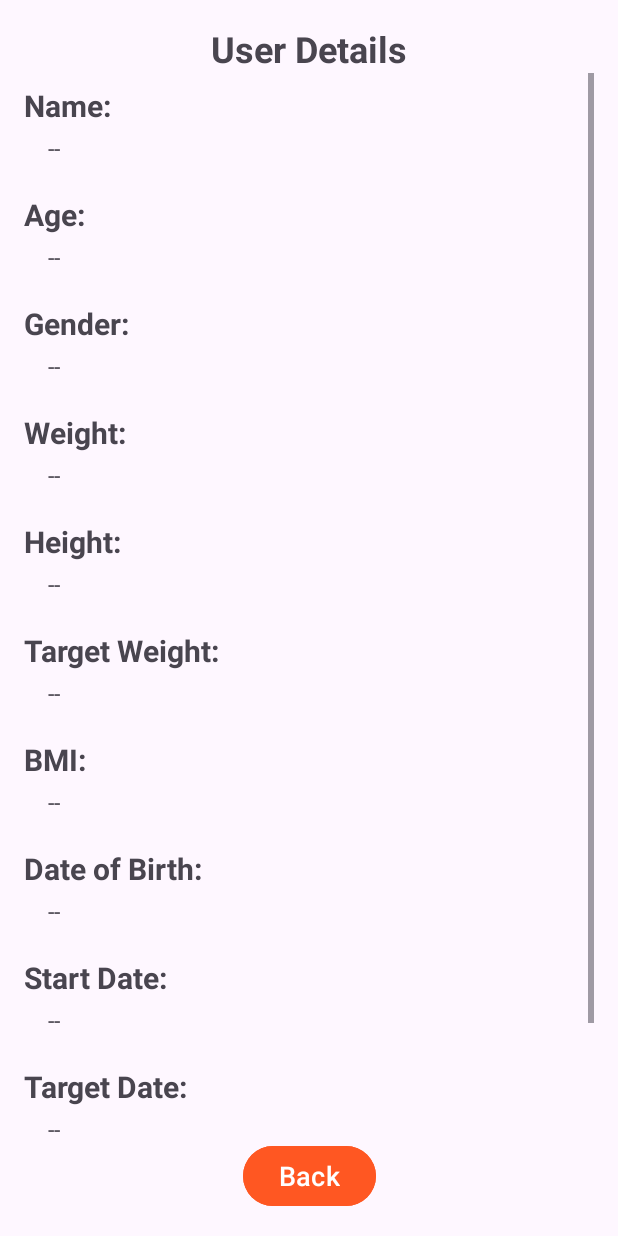
After one commit to Vaishnavi2306/FitFlexApp, an Android app: the UserDetailsActivity screen opened directly, with no data from a screen before it, on a phone screen of 412 x 824 dp. The commit adds this screen. Run offline under Robolectric (Android 15) with nearby library versions, the phone set to English and light mode, and no system bars.

Commit message:
updated data to UserDetailsActivity from database(user_deatils table)

```diff
--- a/app/src/main/AndroidManifest.xml
+++ b/app/src/main/AndroidManifest.xml
@@ -15,7 +15,7 @@
         android:theme="@style/Theme.FitFlex"
         tools:targetApi="31">
         <activity android:name=".optionsActivity"></activity>
-
+        <activity android:name=".UserDetailsActivity" />
         <activity android:name=".AccountActivity"></activity>
 
         <activity android:name=".historyWeights"></activity>
--- /dev/null
+++ b/app/src/main/java/com/vaishnavi/fitflex/UserDetailsActivity.java
@@ -0,0 +1,90 @@
+package com.vaishnavi.fitflex;
+
+import android.content.Intent;
+import android.database.Cursor;
+import android.database.sqlite.SQLiteDatabase;
+import android.os.Bundle;
+import android.util.Log;
+import android.widget.Button;
+import android.widget.TextView;
+
+import androidx.appcompat.app.AppCompatActivity;
+
+public class UserDetailsActivity extends AppCompatActivity {
+
+    private DatabaseHelper databaseHelper;
+    private TextView nameTextView, ageTextView, genderTextView, weightTextView, heightTextView, targetWeightTextView, bmiTextView, dobTextView, startDateTextView, targetDateTextView, totalDaysTextView;
+
+    @Override
+    protected void onCreate(Bundle savedInstanceState) {
+        super.onCreate(savedInstanceState);
+        setContentView(R.layout.user_deatils_activity);
+        Button backButton = findViewById(R.id.backButton);
+        backButton.setOnClickListener(v -> {
+            // When the back button is clicked, navigate back to optionsActivity
+            Intent intent = new Intent(UserDetailsActivity.this, optionsActivity.class);
+            startActivity(intent);
+            finish(); // Optionally, call finish() to close UserDetailsActivity
+        });
+
+        // Initialize views
+        nameTextView = findViewById(R.id.nameTextView);
+        ageTextView = findViewById(R.id.ageTextView);
+        genderTextView = findViewById(R.id.genderTextView);
+        weightTextView = findViewById(R.id.weightTextView);
+        heightTextView = findViewById(R.id.heightTextView);
+        targetWeightTextView = findViewById(R.id.targetWeightTextView);
+        bmiTextView = findViewById(R.id.bmiTextView);
+        dobTextView = findViewById(R.id.dobTextView);
+        startDateTextView = findViewById(R.id.startDateTextView);
+        targetDateTextView = findViewById(R.id.targetDateTextView);
+        totalDaysTextView = findViewById(R.id.totalDaysTextView);
+
+        // Initialize the database helper
+        databaseHelper = new DatabaseHelper(this);
+
+        // Display user details
+        displayUserDetails();
+    }
+
+    // Method to display user details from the database
+    private void displayUserDetails() {
+        SQLiteDatabase db = databaseHelper.getReadableDatabase();
+        Cursor cursor = db.query(DatabaseHelper.TABLE_NAME_USER_DETAILS, null, null, null, null, null, null);
+
+        if (cursor != null && cursor.moveToFirst()) {
+            try {
+                // Fetch data from the database and display in the TextViews
+                String name = cursor.getString(cursor.getColumnIndexOrThrow(DatabaseHelper.COLUMN_NAME));
+                int age = cursor.getInt(cursor.getColumnIndexOrThrow(DatabaseHelper.COLUMN_AGE));
+                String gender = cursor.getString(cursor.getColumnIndexOrThrow(DatabaseHelper.COLUMN_GENDER));
+                float weight = cursor.getFloat(cursor.getColumnIndexOrThrow(DatabaseHelper.COLUMN_WEIGHT));
+                float height = cursor.getFloat(cursor.getColumnIndexOrThrow(DatabaseHelper.COLUMN_HEIGHT));
+                float targetWeight = cursor.getFloat(cursor.getColumnIndexOrThrow(DatabaseHelper.COLUMN_TARGET_WEIGHT));
+                float bmi = cursor.getFloat(cursor.getColumnIndexOrThrow(DatabaseHelper.COLUMN_BMI));
+                String dob = cursor.getString(cursor.getColumnIndexOrThrow(DatabaseHelper.COLUMN_DOB));
+                String startDate = cursor.getString(cursor.getColumnIndexOrThrow(DatabaseHelper.COLUMN_START_DATE));
+                String targetDate = cursor.getString(cursor.getColumnIndexOrThrow(DatabaseHelper.COLUMN_TARGET_DATE));
+                int totalDays = cursor.getInt(cursor.getColumnIndexOrThrow(DatabaseHelper.COLUMN_TOTAL_DAYS));
+
+                // Set data to the respective TextViews
+                nameTextView.setText(name);
+                ageTextView.setText(String.valueOf(age));
+                genderTextView.setText(gender);
+                weightTextView.setText(String.valueOf(weight));
+                heightTextView.setText(String.valueOf(height));
+                targetWeightTextView.setText(String.valueOf(targetWeight));
+                bmiTextView.setText(String.valueOf(bmi));
+                dobTextView.setText(dob);
+                startDateTextView.setText(startDate);
+                targetDateTextView.setText(targetDate);
+                totalDaysTextView.setText(String.valueOf(totalDays));
+
+            } catch (Exception e) {
+                Log.e("UserDetailsActivity", "Error fetching user details: " + e.getMessage());
+            } finally {
+                cursor.close();  // Close the cursor after use
+            }
+        }
+    }
+}
--- a/app/src/main/java/com/vaishnavi/fitflex/optionsActivity.java
+++ b/app/src/main/java/com/vaishnavi/fitflex/optionsActivity.java
@@ -16,6 +16,7 @@ public class optionsActivity extends AppCompatActivity {
         TextView accountTextView = findViewById(R.id.account);
         TextView currentWeightsTextView = findViewById(R.id.currentWeights);
         TextView weightHistoryTextView = findViewById(R.id.weightHistory);
+        TextView userDetailsTextView = findViewById(R.id.userdetails);
 
         accountTextView.setOnClickListener(new View.OnClickListener() {
             @Override
@@ -41,5 +42,9 @@ public class optionsActivity extends AppCompatActivity {
                 startActivity(intent);
             }
         });
+        userDetailsTextView.setOnClickListener(v -> {
+            Intent intent = new Intent(optionsActivity.this, UserDetailsActivity.class);
+            startActivity(intent);
+        });
     }
 }
--- a/app/src/main/java/com/vaishnavi/fitflex/settings.java
+++ /dev/null
@@ -1,15 +0,0 @@
-package com.vaishnavi.fitflex;
-
-import android.os.Bundle;
-import androidx.appcompat.app.AppCompatActivity;
-
-public class settings extends AppCompatActivity {
-
-    @Override
-    protected void onCreate(Bundle savedInstanceState) {
-        super.onCreate(savedInstanceState);
-        setContentView(R.layout.settings);
-
-        // TODO: Add code to manage app settings
-    }
-}
--- a/app/src/main/res/layout/activity_login.xml
+++ b/app/src/main/res/layout/activity_login.xml
@@ -4,7 +4,7 @@
     android:layout_width="match_parent"
     android:layout_height="match_parent"
     android:padding="16dp"
-    android:background="@color/backgroundcolor"
+    android:background="@color/white"
     tools:context=".Login">
 
     <!-- Options Button (Top-Right Corner) -->
--- a/app/src/main/res/layout/activity_main.xml
+++ b/app/src/main/res/layout/activity_main.xml
@@ -3,6 +3,7 @@
     android:layout_width="match_parent"
     android:layout_height="match_parent"
     android:paddingStart="10dp"
+    android:background="@color/white"
     android:paddingEnd="10dp"
     android:scrollbars="vertical">
 
@@ -192,6 +193,7 @@
             android:id="@+id/buttonSave"
             android:layout_width="match_parent"
             android:layout_height="wrap_content"
+            android:backgroundTint="#FF5722"
             android:text="Save"
             android:textSize="18sp"
             android:layout_marginBottom="20dp" />
--- a/app/src/main/res/layout/activity_options.xml
+++ b/app/src/main/res/layout/activity_options.xml
@@ -102,7 +102,7 @@
         app:layout_constraintTop_toBottomOf="@+id/weightHistory" />
 
     <TextView
-        android:id="@+id/settings"
+        android:id="@+id/userdetails"
         android:layout_width="274dp"
         android:layout_height="37dp"
         android:layout_marginTop="25sp"
--- a/app/src/main/res/layout/history_weights.xml
+++ b/app/src/main/res/layout/history_weights.xml
@@ -3,6 +3,7 @@
     xmlns:app="http://schemas.android.com/apk/res-auto"
     xmlns:tools="http://schemas.android.com/tools"
     android:layout_width="match_parent"
+    android:background="@color/white"
     android:layout_height="match_parent">
 
 
--- a/app/src/main/res/layout/progress_reports.xml
+++ b/app/src/main/res/layout/progress_reports.xml
@@ -1,6 +1,7 @@
 <?xml version="1.0" encoding="utf-8"?>
 <RelativeLayout xmlns:android="http://schemas.android.com/apk/res/android"
     android:layout_width="match_parent"
+    android:background="@color/white"
     android:layout_height="match_parent">
 
     <TextView
--- a/app/src/main/res/layout/settings.xml
+++ /dev/null
@@ -1,31 +0,0 @@
-<?xml version="1.0" encoding="utf-8"?>
-<RelativeLayout xmlns:android="http://schemas.android.com/apk/res/android"
-    android:layout_width="match_parent"
-    android:layout_height="match_parent">
-
-    <TextView
-        android:id="@+id/settingsTitle"
-        android:layout_width="wrap_content"
-        android:layout_height="wrap_content"
-        android:text="Settings"
-        android:textSize="24sp"
-        android:layout_centerHorizontal="true"
-        android:layout_marginTop="16dp"/>
-
-    <!-- Add UI elements for settings, such as checkboxes, switches, etc. -->
-    <CheckBox
-        android:id="@+id/notifications"
-        android:layout_width="wrap_content"
-        android:layout_height="wrap_content"
-        android:text="Enable Notifications"
-        android:layout_below="@id/settingsTitle"
-        android:layout_marginTop="20dp"/>
-
-    <Button
-        android:id="@+id/saveButton"
-        android:layout_width="wrap_content"
-        android:layout_height="wrap_content"
-        android:layout_below="@id/notifications"
-        android:layout_marginTop="202dp"
-        android:text="Save Settings" />
-</RelativeLayout>
--- /dev/null
+++ b/app/src/main/res/layout/user_deatils_activity.xml
@@ -0,0 +1,262 @@
+<?xml version="1.0" encoding="utf-8"?>
+<androidx.constraintlayout.widget.ConstraintLayout
+    xmlns:android="http://schemas.android.com/apk/res/android"
+    xmlns:app="http://schemas.android.com/apk/res-auto"
+    xmlns:tools="http://schemas.android.com/tools"
+    android:layout_width="match_parent"
+    android:layout_height="match_parent"
+    tools:context=".UserDetailsActivity"
+    android:padding="16dp">
+
+    <!-- Title of the page -->
+    <TextView
+        android:id="@+id/titleTextView"
+        android:layout_width="wrap_content"
+        android:layout_height="wrap_content"
+        android:text="User Details"
+        android:textStyle="bold"
+        android:textSize="24sp"
+        android:layout_marginBottom="16dp"
+        app:layout_constraintTop_toTopOf="parent"
+        app:layout_constraintStart_toStartOf="parent"
+        app:layout_constraintEnd_toEndOf="parent" />
+
+    <!-- ScrollView for user details -->
+    <ScrollView
+        android:layout_width="0dp"
+        android:layout_height="0dp"
+        app:layout_constraintTop_toBottomOf="@id/titleTextView"
+        app:layout_constraintBottom_toTopOf="@id/backButton"
+        app:layout_constraintStart_toStartOf="parent"
+        app:layout_constraintEnd_toEndOf="parent">
+
+        <LinearLayout
+            android:id="@+id/userDetailsLayout"
+            android:layout_width="match_parent"
+            android:layout_height="wrap_content"
+            android:orientation="vertical">
+
+            <!-- Name -->
+            <TextView
+                android:layout_width="wrap_content"
+                android:layout_height="wrap_content"
+                android:text="Name:"
+                android:textStyle="bold"
+                android:layout_marginTop="8dp"
+                android:textSize="20sp"/>
+
+            <TextView
+                android:id="@+id/nameTextView"
+                android:layout_width="match_parent"
+                android:layout_height="wrap_content"
+                android:text="--"
+                android:layout_marginTop="4dp"
+                android:layout_marginStart="16dp"
+                android:layout_marginBottom="12dp"
+                  android:textSize="15sp"/>
+
+            <!-- Age -->
+            <TextView
+                android:layout_width="wrap_content"
+                android:layout_height="wrap_content"
+                android:text="Age:"
+                android:textStyle="bold"
+                android:layout_marginTop="8dp"
+                android:textSize="20sp"/>
+
+            <TextView
+                android:id="@+id/ageTextView"
+                android:layout_width="match_parent"
+                android:layout_height="wrap_content"
+                android:text="--"
+                android:layout_marginTop="4dp"
+                android:layout_marginStart="16dp"
+            android:layout_marginBottom="12dp"
+            android:textSize="15sp"/>
+
+            <!-- Gender -->
+            <TextView
+                android:layout_width="wrap_content"
+                android:layout_height="wrap_content"
+                android:text="Gender:"
+                android:textStyle="bold"
+                android:layout_marginTop="8dp"
+                android:textSize="20sp"/>
+
+            <TextView
+                android:id="@+id/genderTextView"
+                android:layout_width="match_parent"
+                android:layout_height="wrap_content"
+                android:text="--"
+                android:layout_marginTop="4dp"
+                android:layout_marginStart="16dp"
+            android:layout_marginBottom="12dp"
+            android:textSize="15sp"/>
+
+            <!-- Weight -->
+            <TextView
+                android:layout_width="wrap_content"
+                android:layout_height="wrap_content"
+                android:text="Weight:"
+                android:textStyle="bold"
+                android:layout_marginTop="8dp"
+                android:textSize="20sp"/>
+
+            <TextView
+                android:id="@+id/weightTextView"
+                android:layout_width="match_parent"
+                android:layout_height="wrap_content"
+                android:text="--"
+                android:layout_marginTop="4dp"
+                android:layout_marginStart="16dp"
+            android:layout_marginBottom="12dp"
+            android:textSize="15sp"/>
+
+            <!-- Height -->
+            <TextView
+                android:layout_width="wrap_content"
+                android:layout_height="wrap_content"
+                android:text="Height:"
+                android:textStyle="bold"
+                android:layout_marginTop="8dp"
+                android:textSize="20sp"/>
+
+            <TextView
+                android:id="@+id/heightTextView"
+                android:layout_width="match_parent"
+                android:layout_height="wrap_content"
+                android:text="--"
+                android:layout_marginTop="4dp"
+                android:layout_marginStart="16dp"
+            android:layout_marginBottom="12dp"
+            android:textSize="15sp"/>
+
+            <!-- Target Weight -->
+            <TextView
+                android:layout_width="wrap_content"
+                android:layout_height="wrap_content"
+                android:text="Target Weight:"
+                android:textStyle="bold"
+                android:layout_marginTop="8dp"
+                android:textSize="20sp"/>
+
+            <TextView
+                android:id="@+id/targetWeightTextView"
+                android:layout_width="match_parent"
+                android:layout_height="wrap_content"
+                android:text="--"
+                android:layout_marginTop="4dp"
+                android:layout_marginStart="16dp"
+            android:layout_marginBottom="12dp"
+            android:textSize="15sp"/>
+
+            <!-- BMI -->
+            <TextView
+                android:layout_width="wrap_content"
+                android:layout_height="wrap_content"
+                android:text="BMI:"
+                android:textStyle="bold"
+                android:layout_marginTop="8dp"
+                android:textSize="20sp"/>
+
+            <TextView
+                android:id="@+id/bmiTextView"
+                android:layout_width="match_parent"
+                android:layout_height="wrap_content"
+                android:text="--"
+                android:layout_marginTop="4dp"
+                android:layout_marginStart="16dp"
+                android:layout_marginBottom="12dp"
+               android:textSize="15sp"/>
+
+            <!-- DOB -->
+            <TextView
+                android:layout_width="wrap_content"
+                android:layout_height="wrap_content"
+                android:text="Date of Birth:"
+                android:textStyle="bold"
+                android:layout_marginTop="8dp"
+                android:textSize="20sp"/>
+
+            <TextView
+                android:id="@+id/dobTextView"
+                android:layout_width="match_parent"
+                android:layout_height="wrap_content"
+                android:text="--"
+                android:layout_marginTop="4dp"
+                android:layout_marginStart="16dp"
+            android:layout_marginBottom="12dp"
+            android:textSize="15sp"/>
+
+            <!-- Start Date -->
+            <TextView
+                android:layout_width="wrap_content"
+                android:layout_height="wrap_content"
+                android:text="Start Date:"
+                android:textStyle="bold"
+                android:layout_marginTop="8dp"
+                android:textSize="20sp"/>
+
+            <TextView
+                android:id="@+id/startDateTextView"
+                android:layout_width="match_parent"
+                android:layout_height="wrap_content"
+                android:text="--"
+                android:layout_marginTop="4dp"
+                android:layout_marginStart="16dp"
+            android:layout_marginBottom="12dp"
+            android:textSize="15sp"/>
+
+            <!-- Target Date -->
+            <TextView
+                android:layout_width="wrap_content"
+                android:layout_height="wrap_content"
+                android:text="Target Date:"
+                android:textStyle="bold"
+                android:layout_marginTop="8dp"
+                android:textSize="20sp"/>
+
+            <TextView
+                android:id="@+id/targetDateTextView"
+                android:layout_width="match_parent"
+                android:layout_height="wrap_content"
+                android:text="--"
+                android:layout_marginTop="4dp"
+                android:layout_marginStart="16dp"
+            android:layout_marginBottom="12dp"
+            android:textSize="15sp"/>
+
+            <!-- Total Days -->
+            <TextView
+                android:layout_width="wrap_content"
+                android:layout_height="wrap_content"
+                android:text="Total Days:"
+                android:textStyle="bold"
+                android:layout_marginTop="8dp"
+                android:textSize="20sp"/>
+
+            <TextView
+                android:id="@+id/totalDaysTextView"
+                android:layout_width="match_parent"
+                android:layout_height="wrap_content"
+                android:text="--"
+                android:layout_marginTop="4dp"
+                android:layout_marginStart="16dp"
+            android:layout_marginBottom="12dp"
+            android:textSize="15sp"/>
+        </LinearLayout>
+    </ScrollView>
+
+    <!-- Back Button at the bottom -->
+    <Button
+        android:id="@+id/backButton"
+        android:layout_width="wrap_content"
+        android:layout_height="wrap_content"
+        android:text="Back"
+        android:textSize="18sp"
+        android:layout_marginTop="16dp"
+        android:backgroundTint="#FF5722"
+        app:layout_constraintBottom_toBottomOf="parent"
+        app:layout_constraintEnd_toEndOf="parent"
+        app:layout_constraintStart_toStartOf="parent" />
+</androidx.constraintlayout.widget.ConstraintLayout>
```
Also changed, not shown: app/src/main/java/com/vaishnavi/fitflex/progressDatabase.java (deleted).
